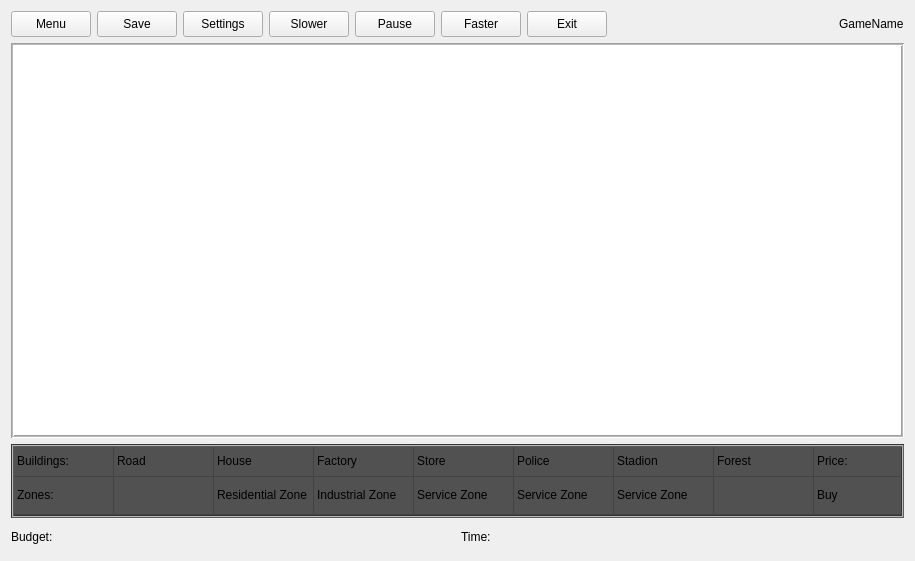
Before: the Qt Designer form src/view/GamePage.ui in fmarkyy98/qt-city, drawn with Qt 5.
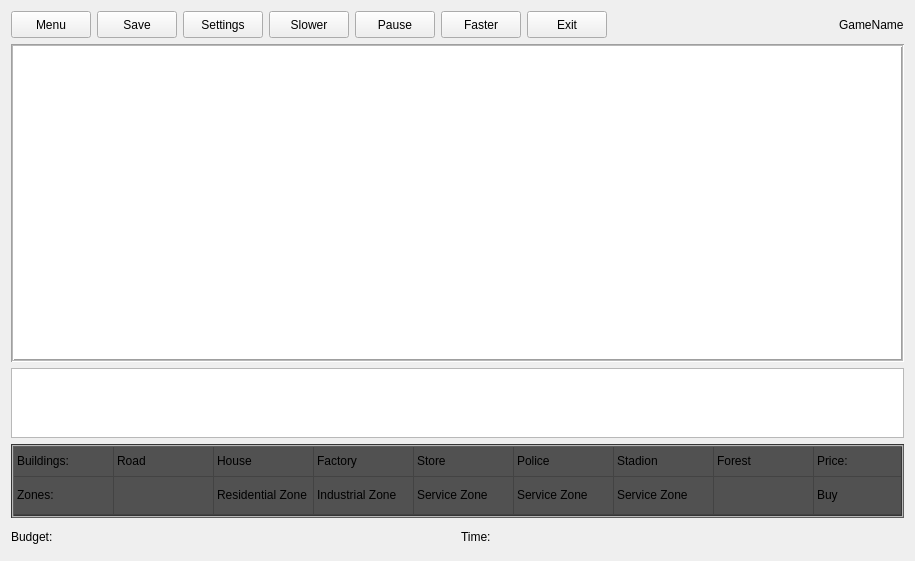
After: the same form once the commit is applied. Icons and pictures are not drawn.

The edit to the form file:
```diff
--- a/src/view/GamePage.ui
+++ b/src/view/GamePage.ui
@@ -19,7 +19,7 @@
   <property name="windowTitle">
    <string>Form</string>
   </property>
-  <layout class="QVBoxLayout" name="verticalLayout" stretch="1,15,2,1">
+  <layout class="QVBoxLayout" name="verticalLayout" stretch="1,12,2,2,1">
    <item>
     <layout class="QHBoxLayout" name="horizontalLayout">
      <item>
@@ -178,6 +178,9 @@
      </attribute>
     </widget>
    </item>
+   <item>
+    <widget class="QTableWidget" name="tableWidget_3"/>
+   </item>
    <item>
     <widget class="QTableWidget" name="tableWidget_2">
      <property name="enabled">
```
